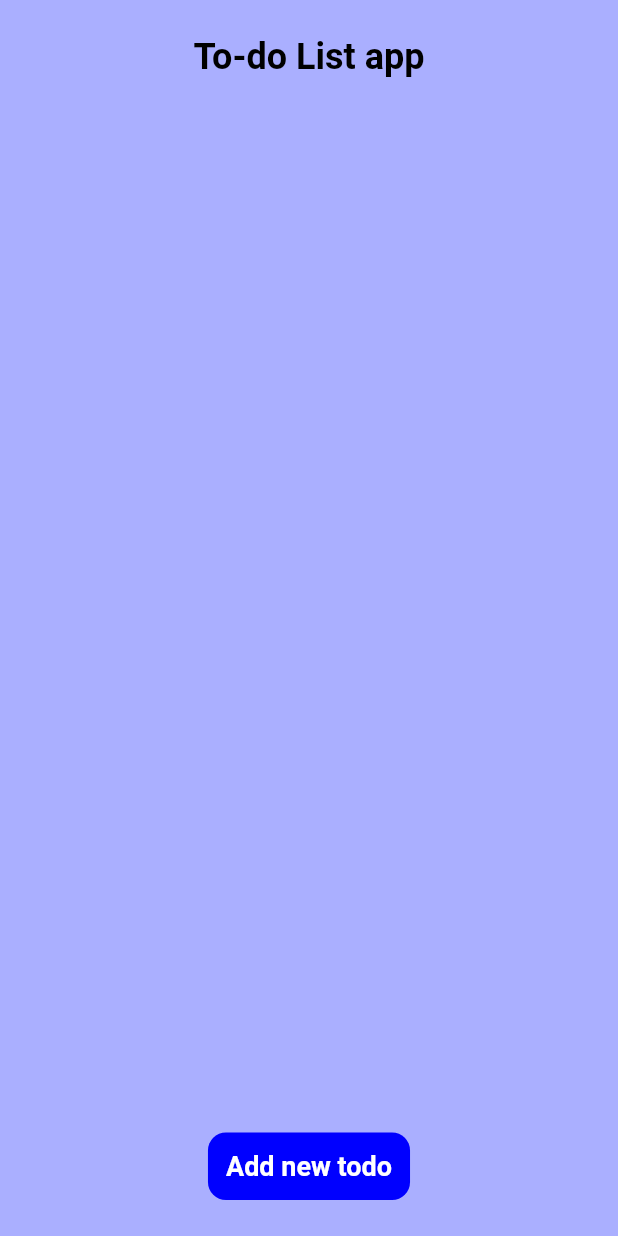
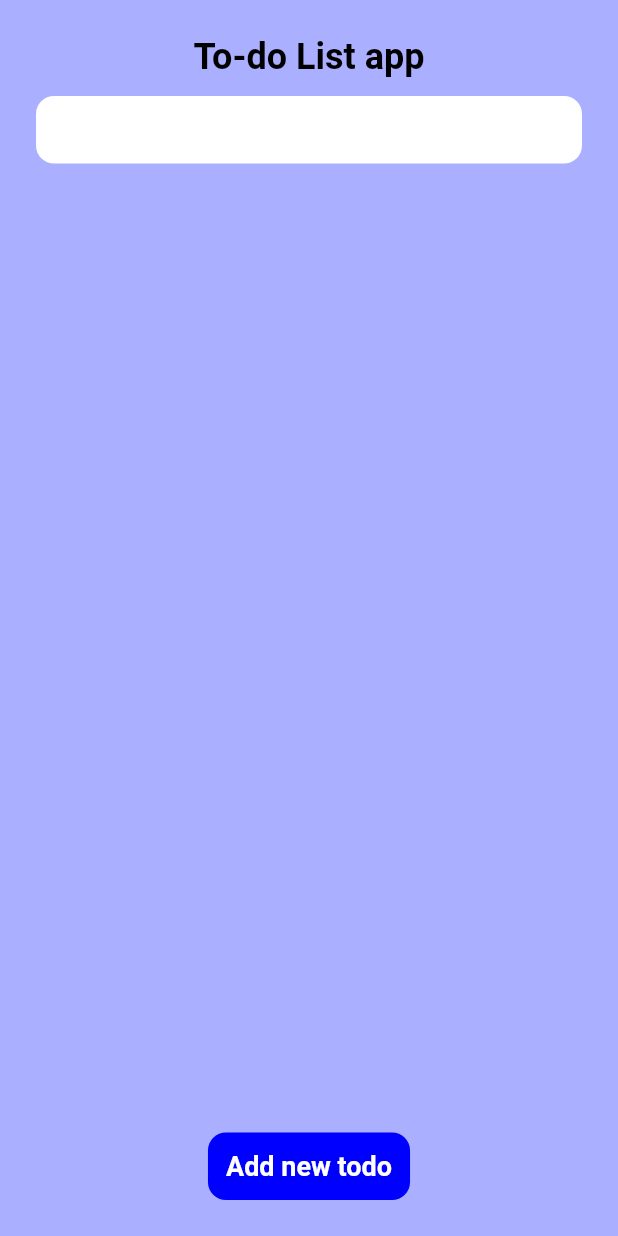
Before and after one commit to trunghq3101/onsunday_todo, a Flutter app: the screen it shows after launch, after a tap on "Add new todo", after a tap on "Done", on a phone screen of 412 x 824 dp. Run offline on Flutter 3.47's test engine with Material 2 defaults, Android fonts, the phone set to English and light mode, and no system bars.

Commit message:
use TextField and get text from TextField to create new todo

```diff
--- a/lib/features/todo_list/add_todo_view.dart
+++ b/lib/features/todo_list/add_todo_view.dart
@@ -1,5 +1,7 @@
 import 'package:flutter/material.dart';
-import 'package:flutter/widgets.dart';
+import 'package:provider/provider.dart';
+
+import 'todo_list_model.dart';
 
 class AddTodoView extends StatefulWidget {
   const AddTodoView({super.key});
@@ -11,7 +13,6 @@ class AddTodoView extends StatefulWidget {
 class _AddTodoViewState extends State<AddTodoView> {
   bool _isEditing = false;
   late final TextEditingController _controller = TextEditingController();
-  final FocusNode _focusNode = FocusNode();
 
   Widget _buildEditingView() {
     return Container(
@@ -24,8 +25,7 @@ class _AddTodoViewState extends State<AddTodoView> {
       child: Row(
         children: [
           Expanded(
-            child: EditableText(
-              focusNode: _focusNode,
+            child: TextField(
               controller: _controller,
               autofocus: true,
               style: const TextStyle(
@@ -34,8 +34,9 @@ class _AddTodoViewState extends State<AddTodoView> {
                 fontWeight: FontWeight.bold,
               ),
               cursorColor: const Color(0xFF000000),
-              backgroundCursorColor: const Color(0xFF000000),
-              onChanged: (value) {},
+              decoration: const InputDecoration(
+                border: InputBorder.none,
+              ),
             ),
           ),
           GestureDetector(
@@ -43,6 +44,8 @@ class _AddTodoViewState extends State<AddTodoView> {
               setState(() {
                 _isEditing = false;
               });
+              final model = Provider.of<TodoListModel>(context, listen: false);
+              model.addTodo(_controller.text);
             },
             child: const Text(
               'Done',
@@ -64,8 +67,6 @@ class _AddTodoViewState extends State<AddTodoView> {
         setState(() {
           _isEditing = true;
         });
-        // final model = Provider.of<TodoListModel>(context, listen: false);
-        // model.addTodo('New todo');
       },
       child: Container(
         margin: const EdgeInsets.only(top: 24),
```
